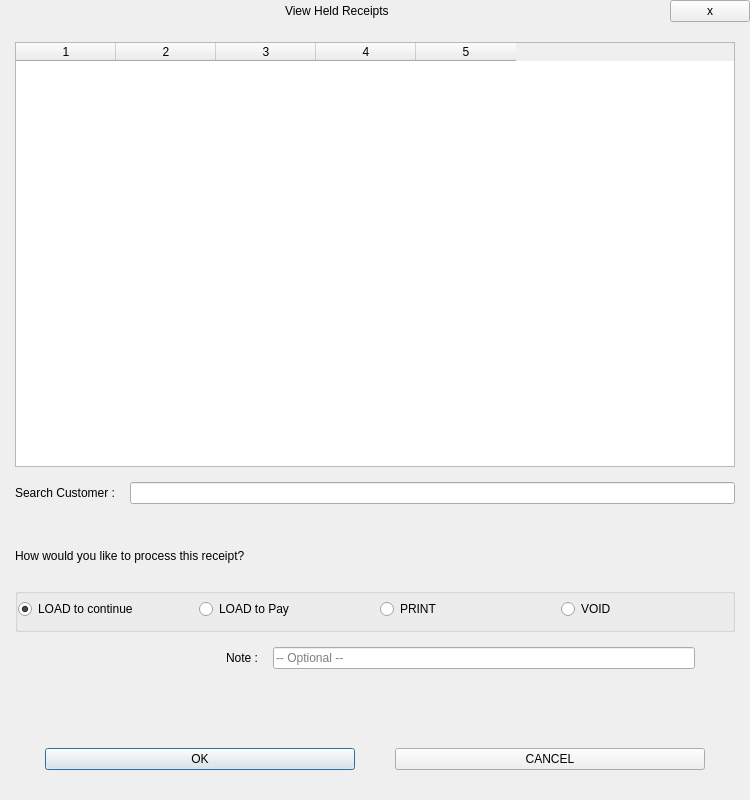
First picture: the form in Project/ui/view_hold.ui, repository Selvam-T/POS, before the edit.
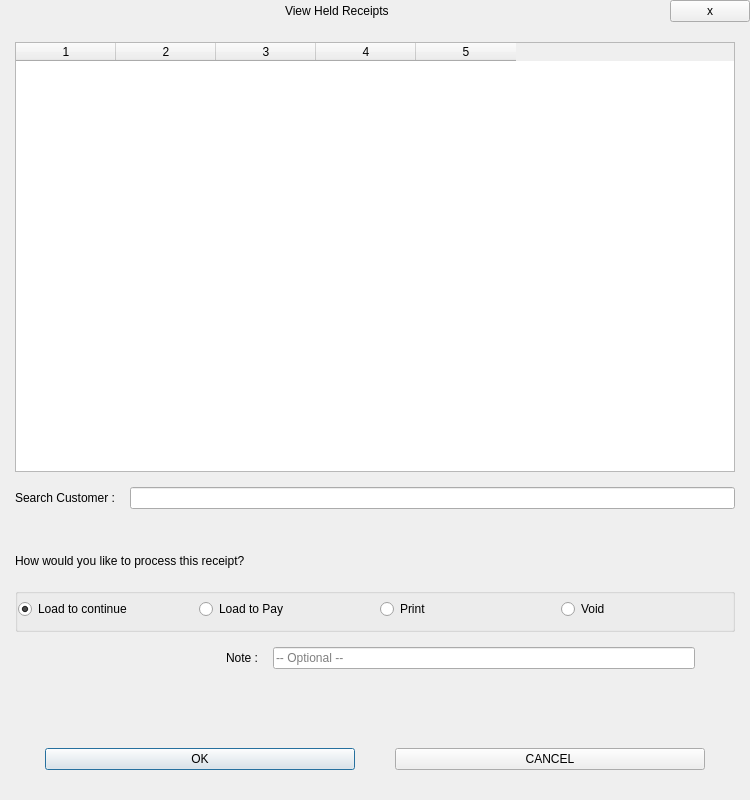
Second picture: the form after the edit.

```diff
--- a/Project/ui/view_hold.ui
+++ b/Project/ui/view_hold.ui
@@ -238,7 +238,7 @@
        <property name="sizeHint" stdset="0">
         <size>
          <width>20</width>
-         <height>10</height>
+         <height>5</height>
         </size>
        </property>
       </spacer>
@@ -273,7 +273,7 @@
         <item>
          <widget class="QRadioButton" name="viewHoldLoad1RadioBtn">
           <property name="text">
-           <string>LOAD to continue</string>
+           <string>Load to continue</string>
           </property>
           <property name="checked">
            <bool>true</bool>
@@ -283,7 +283,7 @@
         <item>
          <widget class="QRadioButton" name="viewHoldLoad2RadioBtn">
           <property name="text">
-           <string>LOAD to Pay</string>
+           <string>Load to Pay</string>
           </property>
           <property name="checked">
            <bool>false</bool>
@@ -293,14 +293,14 @@
         <item>
          <widget class="QRadioButton" name="viewHoldPrintRadioBtn">
           <property name="text">
-           <string>PRINT</string>
+           <string>Print</string>
           </property>
          </widget>
         </item>
         <item>
          <widget class="QRadioButton" name="viewHoldVoidRadioBtn">
           <property name="text">
-           <string>VOID</string>
+           <string>Void</string>
           </property>
          </widget>
         </item>
```
